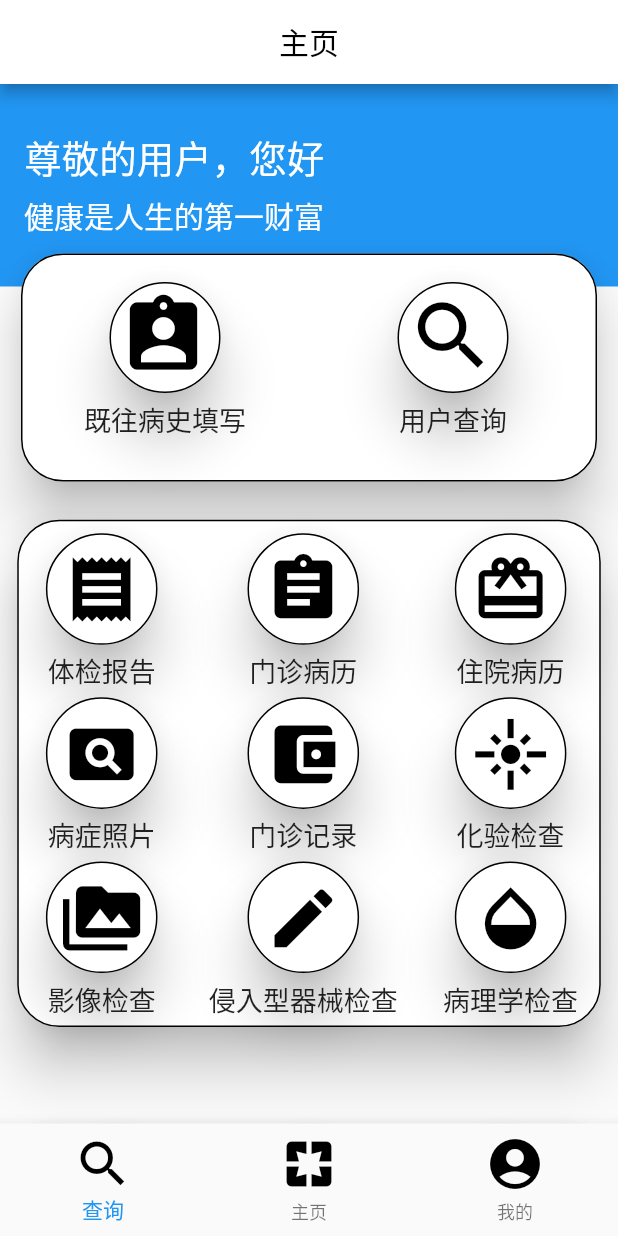
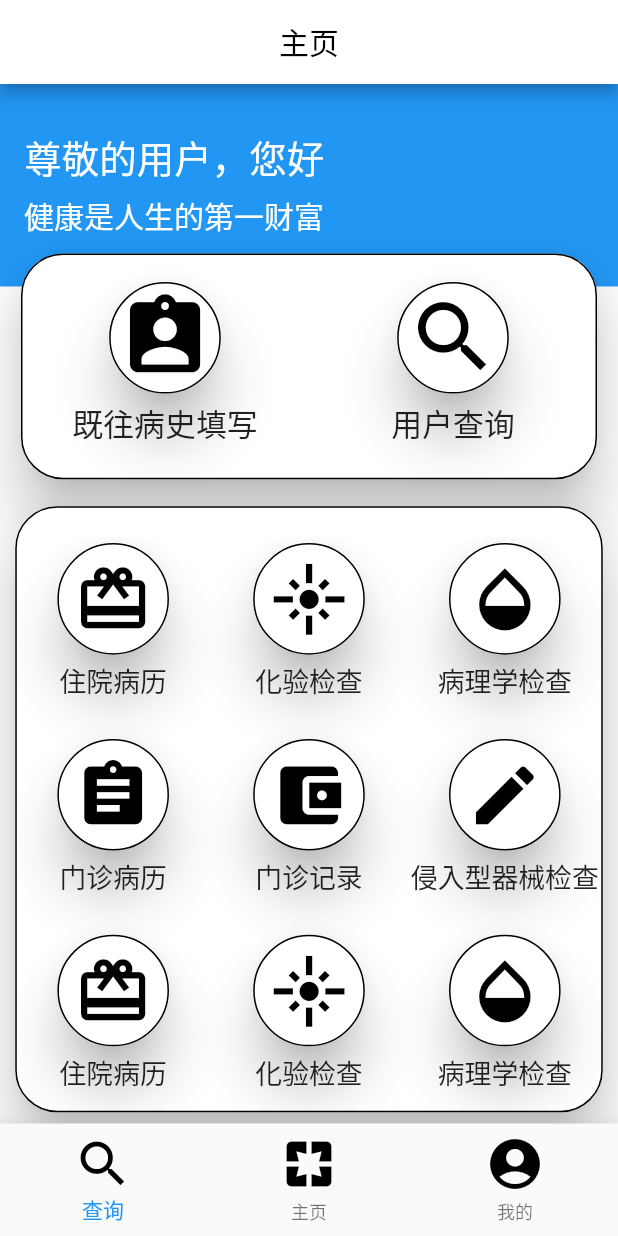
Before and after one commit to Dodoushu/ASECloudRecord, a Flutter app: the MainPage screen opened directly, on a phone screen of 412 x 824 dp. Run offline on Flutter 3.47's test engine with Material 2 defaults, Android fonts, the phone set to English and light mode, and no system bars; our stand-ins replace dio, file_picker, image_picker, photo_view, shared_preferences; missing offline and left inert: dart:ffi; accounts and stored records are empty.

Commit message:
主功能页面百分比布局调试确认

```diff
--- a/lib/patient/MainFunctionPage.dart
+++ b/lib/patient/MainFunctionPage.dart
@@ -1,5 +1,7 @@
 import 'package:flutter/material.dart';
 import 'package:helloworld/sharedPrefrences.dart';
+//import 'package:flutter/rendering.dart';
+
 import 'BottomNavigationBar.dart';
 import 'PastMedicalRecord.dart';
 
@@ -44,7 +46,7 @@ class WidgetBulld {
             new Container(
                 child: Text(
                   text,
-                  style: TextStyle(fontSize: 18),
+                  style: TextStyle(fontSize: width_/23),
                 ))
           ]));
   }
@@ -64,6 +66,7 @@ class _MainPage extends State<MainPage> {
 
   @override
   Widget build(BuildContext context) {
+    //debugPaintSizeEnabled = true;
     String name;
     double width_ = MediaQuery.of(context).size.width;
     double height_ = MediaQuery.of(context).size.height;
@@ -107,8 +110,8 @@ class _MainPage extends State<MainPage> {
                     ),
                   )),
               SizedBox(
-                height: 160,
-                width: 600,
+                height: width_/2.6,
+                width: width_,
                 child: Card(
                     elevation: 15.0, //阴影
                     shape: RoundedRectangleBorder(
@@ -127,8 +130,8 @@ class _MainPage extends State<MainPage> {
                                   child: Column(children: <Widget>[
                                     new Stack(children: <Widget>[
                                       SizedBox(
-                                          height: 82,
-                                          width: 82,
+                                          height: width_/5,
+                                          width: width_/5,
                                           child: Card(
                                             elevation: 15.0, //阴影
                                             shape: RoundedRectangleBorder(
@@ -149,7 +152,7 @@ class _MainPage extends State<MainPage> {
                                               padding: EdgeInsets.all(10),
                                               child: Icon(
                                                 Icons.assignment_ind,
-                                                size: 60,
+                                                size: width_/6.6,
                                                 color: Colors.black,
                                               )))
                                     ]),
@@ -163,7 +166,7 @@ class _MainPage extends State<MainPage> {
                                         child: Container(
                                             child: Text(
                                               '既往病史填写',
-                                              style: TextStyle(fontSize: 18),
+                                              style: TextStyle(fontSize: width_/20),
                                             )))
                                   ])),
                             ),
@@ -172,8 +175,8 @@ class _MainPage extends State<MainPage> {
                                   child: Column(children: <Widget>[
                                     new Stack(children: <Widget>[
                                       SizedBox(
-                                          height: 82,
-                                          width: 82,
+                                          height: width_/5,
+                                          width: width_/5,
                                           child: Card(
                                             elevation: 15.0, //阴影
                                             shape: RoundedRectangleBorder(
@@ -193,7 +196,7 @@ class _MainPage extends State<MainPage> {
                                           padding: EdgeInsets.all(10),
                                           child: Icon(
                                             Icons.search,
-                                            size: 60,
+                                            size: width_/6.6,
                                             color: Colors.black,
                                           )))
                                     ]),
@@ -207,7 +210,7 @@ class _MainPage extends State<MainPage> {
                                         child:new Container(
                                         child: Text(
                                           '用户查询',
-                                          style: TextStyle(fontSize: 18),
+                                          style: TextStyle(fontSize: width_/20),
                                         )))
                                   ])),
                             )
@@ -218,100 +221,20 @@ class _MainPage extends State<MainPage> {
       ),
     ]);
     //跳转界面选择
-    Widget ChooseModel = SizedBox(
 
-        child: Container(
-          padding: const EdgeInsets.all(7.5),
-          child: Card(
-            elevation: 15.0, //阴影
-            //设置圆角和边框
-            shape: RoundedRectangleBorder(
-                borderRadius: BorderRadius.all(Radius.circular(28.0)),
-                side: BorderSide(width: 1.0)),
-            child: Row(
-                mainAxisAlignment: MainAxisAlignment.spaceAround,
-                children: <Widget>[
-                  new Container(
-                      padding: EdgeInsets.all(5),
-                      child: Column(children: <Widget>[
-                        InkWell(
-                          child: widgetbuild.create("体检报告", Icons.receipt,width_),
-                          onTap: () {
-                            Navigator.push(context, MaterialPageRoute(builder: (
-                                context) => medicalReport()));
-                          },),
-                        InkWell(
-                          child: widgetbuild.create("病症照片", Icons.pageview,width_),
-                          onTap: () {
-                            Navigator.push(context, MaterialPageRoute(builder: (
-                                context) => SelfPortraitOfDisease()));
-                          },),
-                        InkWell(
-                          child: widgetbuild.create("影像检查", Icons.perm_media,width_),
-                          onTap: () {
-                            Navigator.push(context, MaterialPageRoute(builder: (
-                                context) => ImageReview()));
-                          },),
-                      ])),
-                  new Container(
-                    padding: EdgeInsets.all(5),
-                    child: Column(children: <Widget>[
-                      InkWell(
-                        child: widgetbuild.create("门诊病历", Icons.assignment,width_),
-                        onTap: () {
-                          Navigator.push(context, MaterialPageRoute(builder: (
-                              context) => outpatientMedical()));
-                        },),
-                      InkWell(child: widgetbuild.create(
-                          "门诊记录", Icons.account_balance_wallet,width_), onTap: () {
-                        Navigator.push(context, MaterialPageRoute(builder: (
-                            context) => outpatientVisitRecords()));
-                      },),
-                      InkWell(child: widgetbuild.create("侵入型器械检查", Icons.edit,width_),
-                        onTap: () {
-                          Navigator.push(context, MaterialPageRoute(builder: (
-                              context) => invasiveReview()));
-                        },),
-                    ]),
-                  ),
-                  new Container(
-                    padding: EdgeInsets.all(5),
-                    child: Column(children: <Widget>[
-                      InkWell(child: widgetbuild.create("住院病历", Icons.redeem,width_),
-                        onTap: () {
-                          Navigator.push(context, MaterialPageRoute(builder: (
-                              context) => HospitalizedRecord()));
-                        },),
-                      InkWell(child: widgetbuild.create("化验检查", Icons.flare,width_),
-                        onTap: () {
-                          Navigator.push(context, MaterialPageRoute(builder: (
-                              context) => laboratoryExaminationPicture()));
-                        },),
-                      InkWell(child: widgetbuild.create("病理学检查", Icons.opacity,width_),
-                        onTap: () {
-                          Navigator.push(context, MaterialPageRoute(builder: (
-                              context) => Pathology()));
-                        },)
-                    ]),
-                  )
-                ]),
-          ),
-        ));
-
-    Widget ChooseModel_ = new Container(
-      height: width_*1.25,
+    Widget ChooseModel = new Container(
+      height: width_,
       child: FractionallySizedBox(
-        widthFactor: 0.95,
-        heightFactor: 0.8,
+        widthFactor: 0.97,
+        heightFactor: 1.0,
         child:  new Card(
           elevation: 15.0, //阴影
           //设置圆角和边框
           shape: RoundedRectangleBorder(
               borderRadius: BorderRadius.all(Radius.circular(28.0)),
               side: BorderSide(width: 1.0)),
-
-          child: new Center(
-
+          child: new Container(
+            padding: EdgeInsets.only(top:width_/20),
             child: new GridView(
               gridDelegate: SliverGridDelegateWithFixedCrossAxisCount(
                   crossAxisCount: 3,
@@ -333,20 +256,21 @@ class _MainPage extends State<MainPage> {
                     Navigator.push(context, MaterialPageRoute(builder: (
                         context) => Pathology()));
                   },),
-                InkWell(child: widgetbuild.create("住院病历", Icons.redeem,width_),
+                InkWell(
+                  child: widgetbuild.create("门诊病历", Icons.assignment,width_),
                   onTap: () {
                     Navigator.push(context, MaterialPageRoute(builder: (
-                        context) => HospitalizedRecord()));
+                        context) => outpatientMedical()));
                   },),
-                InkWell(child: widgetbuild.create("化验检查", Icons.flare,width_),
+                InkWell(child: widgetbuild.create(
+                    "门诊记录", Icons.account_balance_wallet,width_), onTap: () {
+                  Navigator.push(context, MaterialPageRoute(builder: (
+                      context) => outpatientVisitRecords()));
+                },),
+                InkWell(child: widgetbuild.create("侵入型器械检查", Icons.edit,width_),
                   onTap: () {
                     Navigator.push(context, MaterialPageRoute(builder: (
-                        context) => laboratoryExaminationPicture()));
-                  },),
-                InkWell(child: widgetbuild.create("病理学检查", Icons.opacity,width_),
-                  onTap: () {
-                    Navigator.push(context, MaterialPageRoute(builder: (
-                        context) => Pathology()));
+                        context) => invasiveReview()));
                   },),
                 InkWell(child: widgetbuild.create("住院病历", Icons.redeem,width_),
                   onTap: () {
@@ -384,7 +308,7 @@ class _MainPage extends State<MainPage> {
         centerTitle: true,
 //        backgroundColor: Colors.white,
       ),
-      body: new ListView(children: <Widget>[stack, ChooseModel,ChooseModel_]),
+      body: new ListView(children: <Widget>[stack,ChooseModel]),
       bottomNavigationBar: Bottom_NavigationBar.Create(),
 
     );
```
